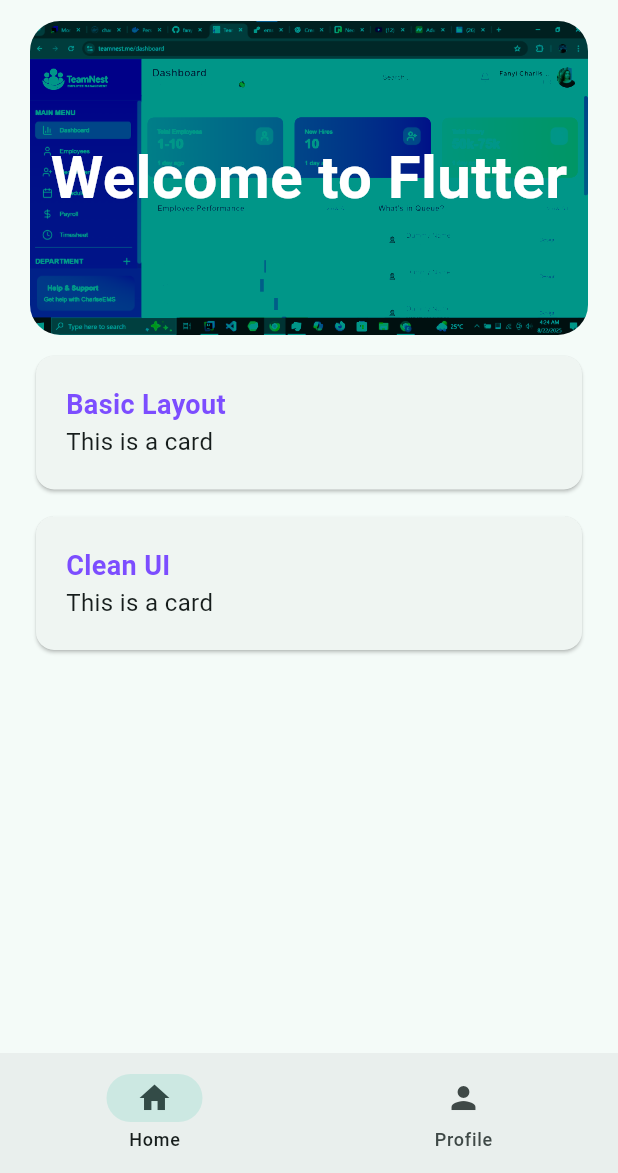
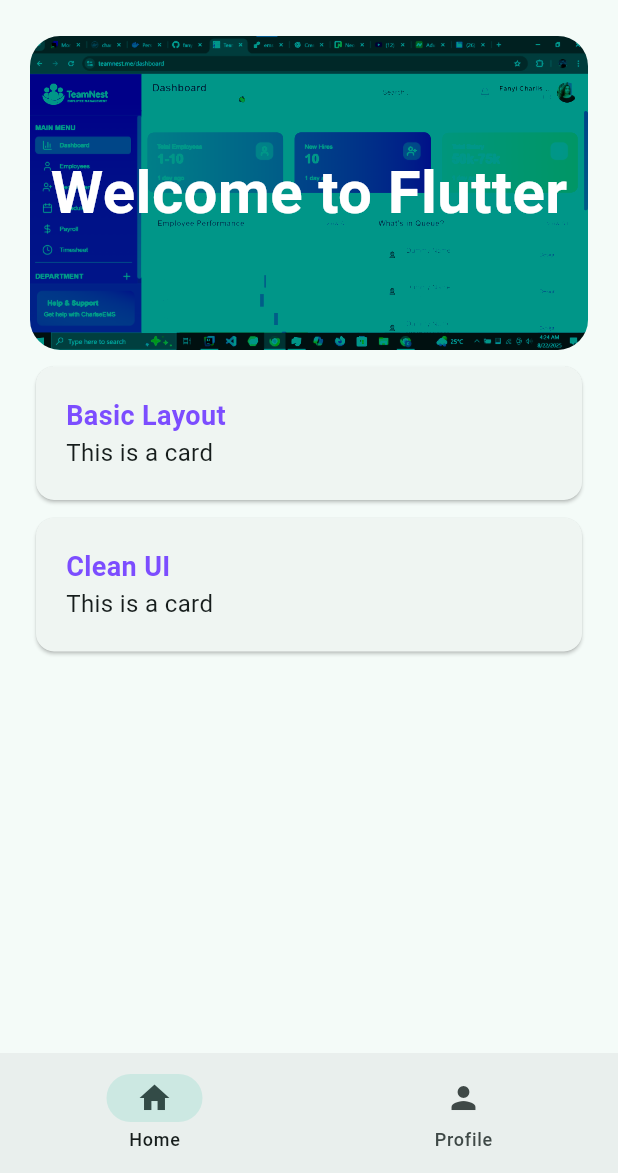
Before and after one commit to fanyicharllson/learning-flutter, a Flutter app: the WidgetTree screen opened directly, on a phone screen of 412 x 824 dp, the part 63-1236 px from its top. Run offline on Flutter 3.47's test engine with Material 3 defaults, Android fonts, the phone set to English and light mode, and no system bars; our stand-ins replace lottie, shared_preferences; accounts and stored records are empty.

```diff
--- a/lib/views/pages/home_page.dart
+++ b/lib/views/pages/home_page.dart
@@ -19,9 +19,15 @@ class HomePage extends StatelessWidget {
       child: SingleChildScrollView(
         child: Column(
           children: [
+            SizedBox(
+              height: 10.0,
+            ),
             HeroWidget(
               title: "Welcome to Flutter",
               nextPage: CoursePage(),
+              ),
+              SizedBox(
+                height: 5.0,
               ),
             ...List.generate(list.length, (index) {
               return ContainerWidget(
--- a/lib/views/pages/profile_page.dart
+++ b/lib/views/pages/profile_page.dart
@@ -11,6 +11,10 @@ class ProfilePage extends StatelessWidget {
       padding: EdgeInsets.all(20.0),
       child: Column(
         children: [
+          CircleAvatar(
+            radius: 50.0,
+            backgroundImage: AssetImage('assets/images/bg.png'),
+          ),
           ListTile(
             title: Text("Logout"),
             onTap: () {
--- a/lib/views/widgets/container_widget.dart
+++ b/lib/views/widgets/container_widget.dart
@@ -15,7 +15,7 @@ class ContainerWidget extends StatelessWidget {
   Widget build(BuildContext context) {
     return Container(
       width: double.infinity,
-      padding: EdgeInsets.only(top: 10.0),
+      padding: EdgeInsets.symmetric(vertical: 2.0),
       child: Card(
         child: Padding(
           padding: EdgeInsets.all(20.0),
--- a/lib/views/widgets/hero_widget.dart
+++ b/lib/views/widgets/hero_widget.dart
@@ -26,12 +26,16 @@ class HeroWidget extends StatelessWidget {
         children: [
           Hero(
             tag: 'hero1',
+            child: AspectRatio(
+              aspectRatio: 1920 / 1080,
               child: ClipRRect(
                 borderRadius: BorderRadius.circular(20.0),
                 child: Image.asset(
                   "assets/images/bg.png",
+                  fit: BoxFit.cover,
                   color: Colors.teal,
                   colorBlendMode: BlendMode.darken,
+                ),
               ),
             ),
           ),
```
Also changed, not shown: lib/views/pages/expended_flexible_page.dart (added, +13 -0 lines), lib/views/pages/login_page.dart (+8 -0 lines), lib/views/pages/settings_pge.dart (+12 -2 lines). Lines whose indentation alone changed are shown as unchanged.
